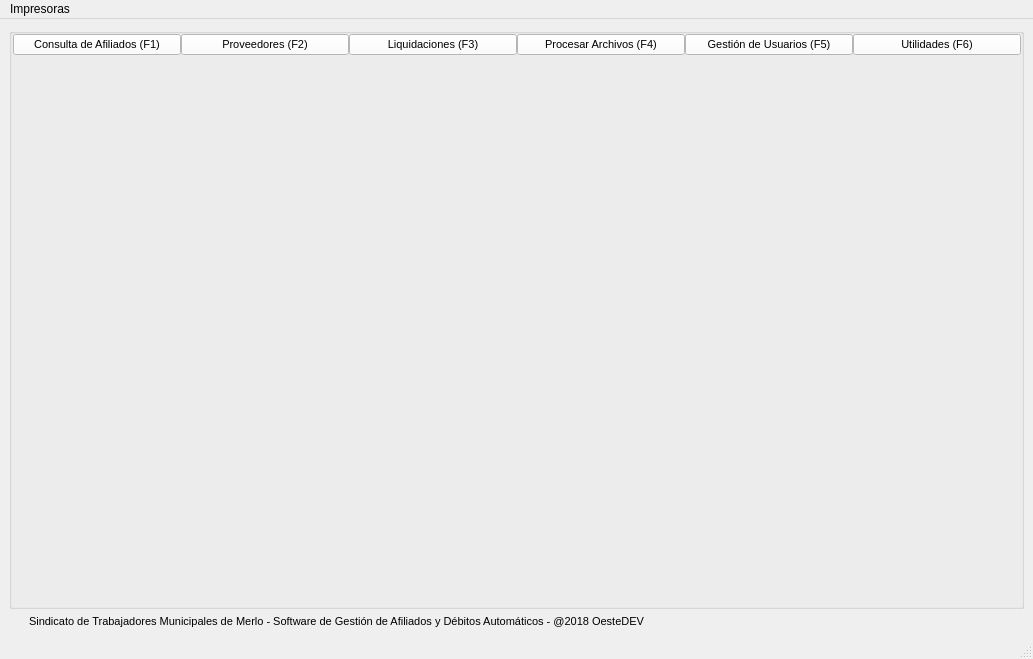
Qt form gui/menuPrincipal.ui (shae-ra/sindicato) before a commit.
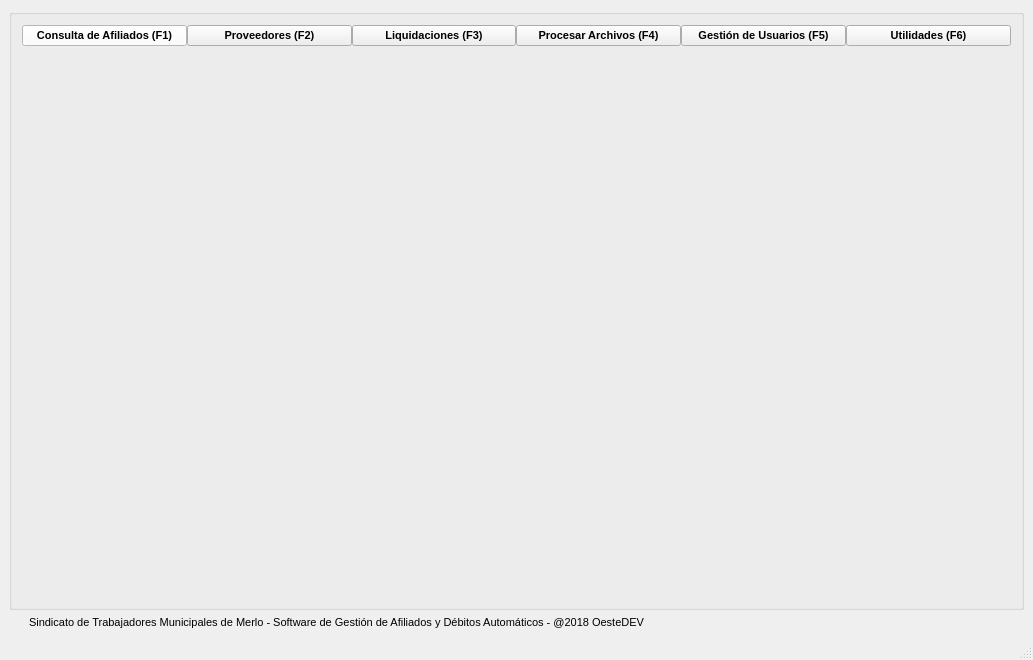
The same form after that commit. Icons and pictures are not drawn.

Patch:
```diff
--- a/gui/menuPrincipal.ui
+++ b/gui/menuPrincipal.ui
@@ -7,424 +7,9 @@
     <x>0</x>
     <y>0</y>
     <width>1033</width>
-    <height>659</height>
+    <height>660</height>
    </rect>
   </property>
-  <property name="palette">
-   <palette>
-    <active>
-     <colorrole role="WindowText">
-      <brush brushstyle="SolidPattern">
-       <color alpha="255">
-        <red>0</red>
-        <green>0</green>
-        <blue>0</blue>
-       </color>
-      </brush>
-     </colorrole>
-     <colorrole role="Button">
-      <brush brushstyle="SolidPattern">
-       <color alpha="255">
-        <red>239</red>
-        <green>239</green>
-        <blue>239</blue>
-       </color>
-      </brush>
-     </colorrole>
-     <colorrole role="Light">
-      <brush brushstyle="SolidPattern">
-       <color alpha="255">
-        <red>255</red>
-        <green>255</green>
-        <blue>255</blue>
-       </color>
-      </brush>
-     </colorrole>
-     <colorrole role="Midlight">
-      <brush brushstyle="SolidPattern">
-       <color alpha="255">
-        <red>247</red>
-        <green>247</green>
-        <blue>247</blue>
-       </color>
-      </brush>
-     </colorrole>
-     <colorrole role="Dark">
-      <brush brushstyle="SolidPattern">
-       <color alpha="255">
-        <red>119</red>
-        <green>119</green>
-        <blue>119</blue>
-       </color>
-      </brush>
-     </colorrole>
-     <colorrole role="Mid">
-      <brush brushstyle="SolidPattern">
-       <color alpha="255">
-        <red>159</red>
-        <green>159</green>
-        <blue>159</blue>
-       </color>
-      </brush>
-     </colorrole>
-     <colorrole role="Text">
-      <brush brushstyle="SolidPattern">
-       <color alpha="255">
-        <red>0</red>
-        <green>0</green>
-        <blue>0</blue>
-       </color>
-      </brush>
-     </colorrole>
-     <colorrole role="BrightText">
-      <brush brushstyle="SolidPattern">
-       <color alpha="255">
-        <red>255</red>
-        <green>255</green>
-        <blue>255</blue>
-       </color>
-      </brush>
-     </colorrole>
-     <colorrole role="ButtonText">
-      <brush brushstyle="SolidPattern">
-       <color alpha="255">
-        <red>0</red>
-        <green>0</green>
-        <blue>0</blue>
-       </color>
-      </brush>
-     </colorrole>
-     <colorrole role="Base">
-      <brush brushstyle="SolidPattern">
-       <color alpha="255">
-        <red>255</red>
-        <green>255</green>
-        <blue>255</blue>
-       </color>
-      </brush>
-     </colorrole>
-     <colorrole role="Window">
-      <brush brushstyle="SolidPattern">
-       <color alpha="255">
-        <red>239</red>
-        <green>239</green>
-        <blue>239</blue>
-       </color>
-      </brush>
-     </colorrole>
-     <colorrole role="Shadow">
-      <brush brushstyle="SolidPattern">
-       <color alpha="255">
-        <red>0</red>
-        <green>0</green>
-        <blue>0</blue>
-       </color>
-      </brush>
-     </colorrole>
-     <colorrole role="AlternateBase">
-      <brush brushstyle="SolidPattern">
-       <color alpha="255">
-        <red>247</red>
-        <green>247</green>
-        <blue>247</blue>
-       </color>
-      </brush>
-     </colorrole>
-     <colorrole role="ToolTipBase">
-      <brush brushstyle="SolidPattern">
-       <color alpha="255">
-        <red>255</red>
-        <green>255</green>
-        <blue>220</blue>
-       </color>
-      </brush>
-     </colorrole>
-     <colorrole role="ToolTipText">
-      <brush brushstyle="SolidPattern">
-       <color alpha="255">
-        <red>0</red>
-        <green>0</green>
-        <blue>0</blue>
-       </color>
-      </brush>
-     </colorrole>
-    </active>
-    <inactive>
-     <colorrole role="WindowText">
-      <brush brushstyle="SolidPattern">
-       <color alpha="255">
-        <red>0</red>
-        <green>0</green>
-        <blue>0</blue>
-       </color>
-      </brush>
-     </colorrole>
-     <colorrole role="Button">
-      <brush brushstyle="SolidPattern">
-       <color alpha="255">
-        <red>239</red>
-        <green>239</green>
-        <blue>239</blue>
-       </color>
-      </brush>
-     </colorrole>
-     <colorrole role="Light">
-      <brush brushstyle="SolidPattern">
-       <color alpha="255">
-        <red>255</red>
-        <green>255</green>
-        <blue>255</blue>
-       </color>
-      </brush>
-     </colorrole>
-     <colorrole role="Midlight">
-      <brush brushstyle="SolidPattern">
-       <color alpha="255">
-        <red>247</red>
-        <green>247</green>
-        <blue>247</blue>
-       </color>
-      </brush>
-     </colorrole>
-     <colorrole role="Dark">
-      <brush brushstyle="SolidPattern">
-       <color alpha="255">
-        <red>119</red>
-        <green>119</green>
-        <blue>119</blue>
-       </color>
-      </brush>
-     </colorrole>
-     <colorrole role="Mid">
-      <brush brushstyle="SolidPattern">
-       <color alpha="255">
-        <red>159</red>
-        <green>159</green>
-        <blue>159</blue>
-       </color>
-      </brush>
-     </colorrole>
-     <colorrole role="Text">
-      <brush brushstyle="SolidPattern">
-       <color alpha="255">
-        <red>0</red>
-        <green>0</green>
-        <blue>0</blue>
-       </color>
-      </brush>
-     </colorrole>
-     <colorrole role="BrightText">
-      <brush brushstyle="SolidPattern">
-       <color alpha="255">
-        <red>255</red>
-        <green>255</green>
-        <blue>255</blue>
-       </color>
-      </brush>
-     </colorrole>
-     <colorrole role="ButtonText">
-      <brush brushstyle="SolidPattern">
-       <color alpha="255">
-        <red>0</red>
-        <green>0</green>
-        <blue>0</blue>
-       </color>
-      </brush>
-     </colorrole>
-     <colorrole role="Base">
-      <brush brushstyle="SolidPattern">
-       <color alpha="255">
-        <red>255</red>
-        <green>255</green>
-        <blue>255</blue>
-       </color>
-      </brush>
-     </colorrole>
-     <colorrole role="Window">
-      <brush brushstyle="SolidPattern">
-       <color alpha="255">
-        <red>239</red>
-        <green>239</green>
-        <blue>239</blue>
-       </color>
-      </brush>
-     </colorrole>
-     <colorrole role="Shadow">
-      <brush brushstyle="SolidPattern">
-       <color alpha="255">
-        <red>0</red>
-        <green>0</green>
-        <blue>0</blue>
-       </color>
-      </brush>
-     </colorrole>
-     <colorrole role="AlternateBase">
-      <brush brushstyle="SolidPattern">
-       <color alpha="255">
-        <red>247</red>
-        <green>247</green>
-        <blue>247</blue>
-       </color>
-      </brush>
-     </colorrole>
-     <colorrole role="ToolTipBase">
-      <brush brushstyle="SolidPattern">
-       <color alpha="255">
-        <red>255</red>
-        <green>255</green>
-        <blue>220</blue>
-       </color>
-      </brush>
-     </colorrole>
-     <colorrole role="ToolTipText">
-      <brush brushstyle="SolidPattern">
-       <color alpha="255">
-        <red>0</red>
-        <green>0</green>
-        <blue>0</blue>
-       </color>
-      </brush>
-     </colorrole>
-    </inactive>
-    <disabled>
-     <colorrole role="WindowText">
-      <brush brushstyle="SolidPattern">
-       <color alpha="255">
-        <red>119</red>
-        <green>119</green>
-        <blue>119</blue>
-       </color>
-      </brush>
-     </colorrole>
-     <colorrole role="Button">
-      <brush brushstyle="SolidPattern">
-       <color alpha="255">
-        <red>239</red>
-        <green>239</green>
-        <blue>239</blue>
-       </color>
-      </brush>
-     </colorrole>
-     <colorrole role="Light">
-      <brush brushstyle="SolidPattern">
-       <color alpha="255">
-        <red>255</red>
-        <green>255</green>
-        <blue>255</blue>
-       </color>
-      </brush>
-     </colorrole>
-     <colorrole role="Midlight">
-      <brush brushstyle="SolidPattern">
-       <color alpha="255">
-        <red>247</red>
-        <green>247</green>
-        <blue>247</blue>
-       </color>
-      </brush>
-     </colorrole>
-     <colorrole role="Dark">
-      <brush brushstyle="SolidPattern">
-       <color alpha="255">
-        <red>119</red>
-        <green>119</green>
-        <blue>119</blue>
-       </color>
-      </brush>
-     </colorrole>
-     <colorrole role="Mid">
-      <brush brushstyle="SolidPattern">
-       <color alpha="255">
-        <red>159</red>
-        <green>159</green>
-        <blue>159</blue>
-       </color>
-      </brush>
-     </colorrole>
-     <colorrole role="Text">
-      <brush brushstyle="SolidPattern">
-       <color alpha="255">
-        <red>119</red>
-        <green>119</green>
-        <blue>119</blue>
-       </color>
-      </brush>
-     </colorrole>
-     <colorrole role="BrightText">
-      <brush brushstyle="SolidPattern">
-       <color alpha="255">
-        <red>255</red>
-        <green>255</green>
-        <blue>255</blue>
-       </color>
-      </brush>
-     </colorrole>
-     <colorrole role="ButtonText">
-      <brush brushstyle="SolidPattern">
-       <color alpha="255">
-        <red>119</red>
-        <green>119</green>
-        <blue>119</blue>
-       </color>
-      </brush>
-     </colorrole>
-     <colorrole role="Base">
-      <brush brushstyle="SolidPattern">
-       <color alpha="255">
-        <red>239</red>
-        <green>239</green>
-        <blue>239</blue>
-       </color>
-      </brush>
-     </colorrole>
-     <colorrole role="Window">
-      <brush brushstyle="SolidPattern">
-       <color alpha="255">
-        <red>239</red>
-        <green>239</green>
-        <blue>239</blue>
-       </color>
-      </brush>
-     </colorrole>
-     <colorrole role="Shadow">
-      <brush brushstyle="SolidPattern">
-       <color alpha="255">
-        <red>0</red>
-        <green>0</green>
-        <blue>0</blue>
-       </color>
-      </brush>
-     </colorrole>
-     <colorrole role="AlternateBase">
-      <brush brushstyle="SolidPattern">
-       <color alpha="255">
-        <red>239</red>
-        <green>239</green>
-        <blue>239</blue>
-       </color>
-      </brush>
-     </colorrole>
-     <colorrole role="ToolTipBase">
-      <brush brushstyle="SolidPattern">
-       <color alpha="255">
-        <red>255</red>
-        <green>255</green>
-        <blue>220</blue>
-       </color>
-      </brush>
-     </colorrole>
-     <colorrole role="ToolTipText">
-      <brush brushstyle="SolidPattern">
-       <color alpha="255">
-        <red>0</red>
-        <green>0</green>
-        <blue>0</blue>
-       </color>
-      </brush>
-     </colorrole>
-    </disabled>
-   </palette>
-  </property>
   <property name="windowTitle">
    <string>MainWindow</string>
   </property>
@@ -446,9 +31,10 @@
         </property>
         <property name="font">
          <font>
-          <pointsize>10</pointsize>
-          <weight>50</weight>
-          <bold>false</bold>
+          <family>Arial</family>
+          <pointsize>8</pointsize>
+          <weight>75</weight>
+          <bold>true</bold>
          </font>
         </property>
         <property name="title">
@@ -456,13 +42,16 @@
         </property>
         <layout class="QGridLayout" name="gridLayout_4" rowstretch="2,98">
          <property name="leftMargin">
-          <number>1</number>
+          <number>10</number>
          </property>
          <property name="topMargin">
-          <number>0</number>
+          <number>10</number>
          </property>
          <property name="rightMargin">
-          <number>0</number>
+          <number>10</number>
+         </property>
+         <property name="bottomMargin">
+          <number>10</number>
          </property>
          <property name="horizontalSpacing">
           <number>0</number>
@@ -479,16 +68,12 @@
             <font>
              <family>Arial</family>
              <pointsize>8</pointsize>
-             <weight>50</weight>
-             <bold>false</bold>
+             <weight>75</weight>
+             <bold>true</bold>
             </font>
            </property>
            <property name="styleSheet">
-            <string notr="true">#pushButton_usuarios{
-background-color:#FFFFFF;
-color: #000000;
-}
-</string>
+            <string notr="true"/>
            </property>
            <property name="text">
             <string>Gestión de Usuarios (F5)</string>
@@ -520,15 +105,12 @@
             <font>
              <family>Arial</family>
              <pointsize>8</pointsize>
-             <weight>50</weight>
-             <bold>false</bold>
+             <weight>75</weight>
+             <bold>true</bold>
             </font>
            </property>
            <property name="styleSheet">
-            <string notr="true">#pushButton_liquidaciones{
-background-color:#FFFFFF;
-color: #000000;
-}</string>
+            <string notr="true"/>
            </property>
            <property name="text">
             <string>Liquidaciones (F3)</string>
@@ -560,15 +142,12 @@
             <font>
              <family>Arial</family>
              <pointsize>8</pointsize>
-             <weight>50</weight>
-             <bold>false</bold>
+             <weight>75</weight>
+             <bold>true</bold>
             </font>
            </property>
            <property name="styleSheet">
-            <string notr="true">#pushButton_proveedores{
-background-color:#FFFFFF;
-color: #000000;
-}</string>
+            <string notr="true"/>
            </property>
            <property name="text">
             <string>Proveedores (F2)</string>
@@ -772,16 +351,12 @@
             <font>
              <family>Arial</family>
              <pointsize>8</pointsize>
-             <weight>50</weight>
-             <bold>false</bold>
+             <weight>75</weight>
+             <bold>true</bold>
             </font>
            </property>
            <property name="styleSheet">
-            <string notr="true">#pushButton_afiliados{
-background-color:#FFFFFF;
-color: #000000;
-}
-</string>
+            <string notr="true"/>
            </property>
            <property name="text">
             <string>Consulta de Afiliados (F1)</string>
@@ -822,16 +397,12 @@
             <font>
              <family>Arial</family>
              <pointsize>8</pointsize>
-             <weight>50</weight>
-             <bold>false</bold>
+             <weight>75</weight>
+             <bold>true</bold>
             </font>
            </property>
            <property name="styleSheet">
-            <string notr="true">#pushButton_procesador{
-background-color:#FFFFFF;
-color: #000000;
-}
-</string>
+            <string notr="true"/>
            </property>
            <property name="text">
             <string>Procesar Archivos (F4)</string>
@@ -863,16 +434,12 @@
             <font>
              <family>Arial</family>
              <pointsize>8</pointsize>
-             <weight>50</weight>
-             <bold>false</bold>
+             <weight>75</weight>
+             <bold>true</bold>
             </font>
            </property>
            <property name="styleSheet">
-            <string notr="true">#pushButton_utilidades{
-background-color:#FFFFFF;
-color: #000000;
-}
-</string>
+            <string notr="true"/>
            </property>
            <property name="text">
             <string>Utilidades (F6)</string>
@@ -1311,9 +878,10 @@
            </property>
            <property name="font">
             <font>
-             <pointsize>10</pointsize>
-             <weight>50</weight>
-             <bold>false</bold>
+             <family>Arial</family>
+             <pointsize>8</pointsize>
+             <weight>75</weight>
+             <bold>true</bold>
             </font>
            </property>
            <property name="currentIndex">
@@ -1334,6 +902,8 @@
        <font>
         <family>Arial</family>
         <pointsize>8</pointsize>
+        <weight>50</weight>
+        <bold>false</bold>
        </font>
       </property>
       <property name="text">
@@ -1346,22 +916,6 @@
     </item>
    </layout>
   </widget>
-  <widget class="QMenuBar" name="menubar">
-   <property name="geometry">
-    <rect>
-     <x>0</x>
-     <y>0</y>
-     <width>1033</width>
-     <height>21</height>
-    </rect>
-   </property>
-   <widget class="QMenu" name="menuImpresoras">
-    <property name="title">
-     <string>Impresoras</string>
-    </property>
-   </widget>
-   <addaction name="menuImpresoras"/>
-  </widget>
   <widget class="QStatusBar" name="statusbar"/>
  </widget>
  <resources/>
```
